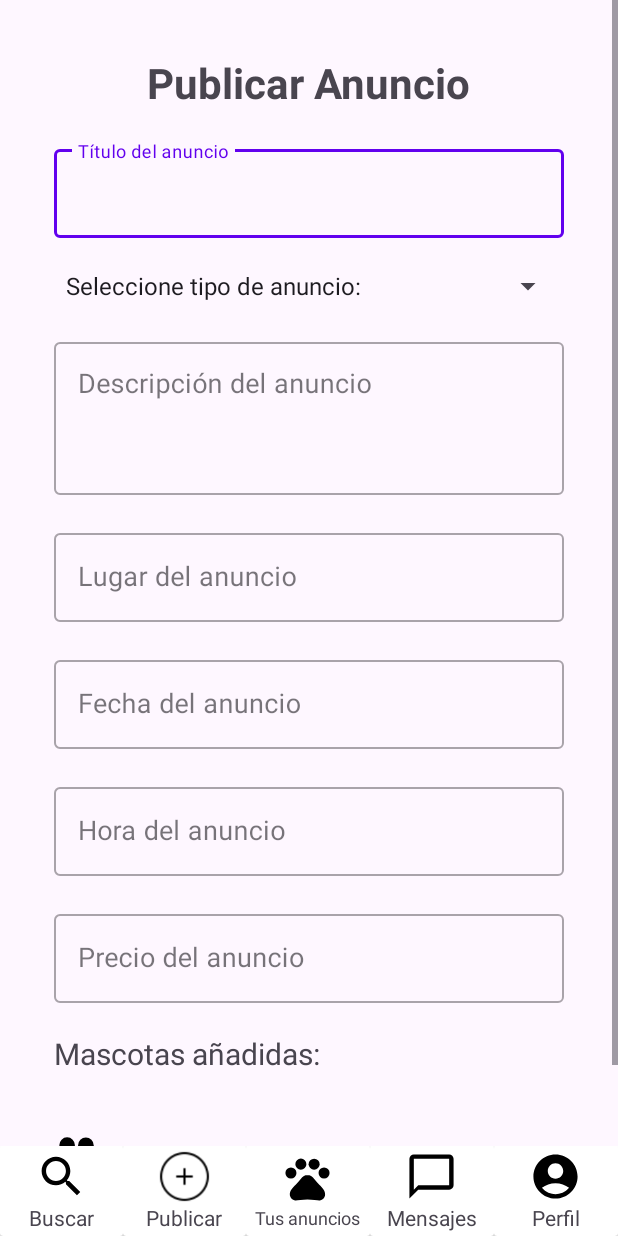
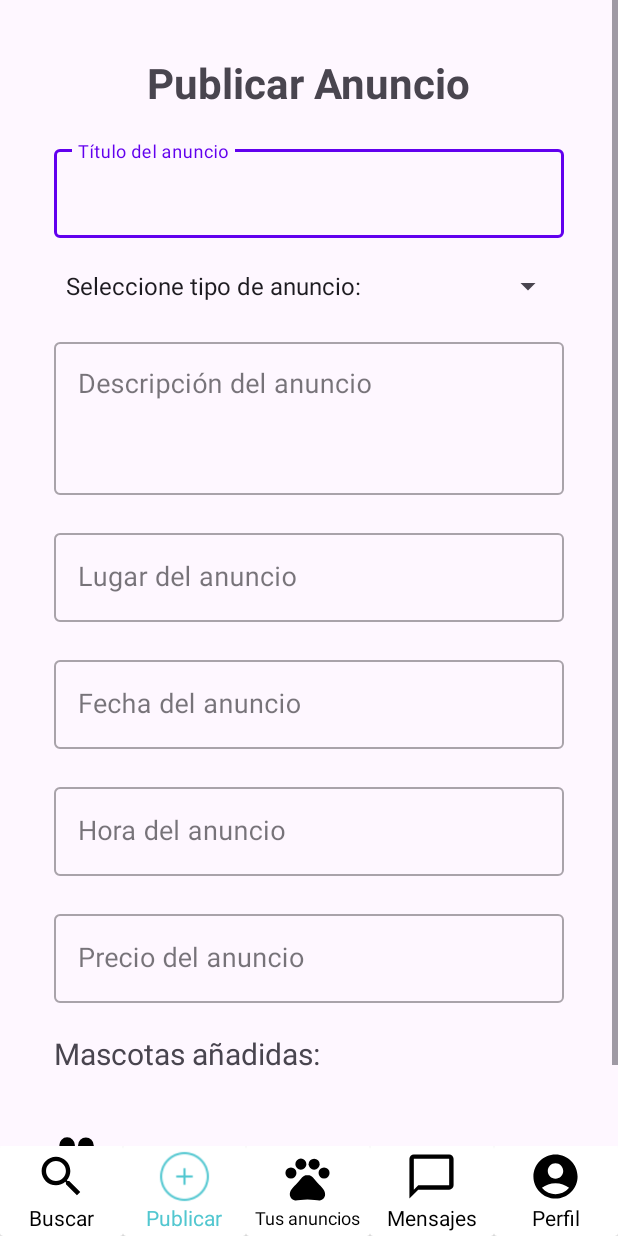
Before and after one commit to plestau/MeetMyPet, an Android app: the FragmentInferior screen opened directly, with no data from a screen before it, after a tap on "Publicar", on a phone screen of 412 x 824 dp. Run offline under Robolectric (Android 15) with nearby library versions, the phone set to English and light mode, and no system bars; our stand-ins replace Firebase (no records; nobody signed in at launch, a user with empty details on screens opened directly).

Commit message:
color fragment, grafico ajeno y ask permisos

```diff
--- a/app/src/main/java/com/example/trabajo_final/FragmentAddMascota.kt
+++ b/app/src/main/java/com/example/trabajo_final/FragmentAddMascota.kt
@@ -76,7 +76,7 @@ class FragmentAddMascota : Fragment(), OnBackPressedInFragmentListener {
                 return@setOnClickListener
             }
 
-            if(nombre.isEmpty() || raza == "Seleccione raza:" || sexo == "Seleccione sexo:" || biografia.isEmpty()) {
+            if(nombre.isEmpty() || raza == "Seleccione tipo animal:" || sexo == "Seleccione sexo:" || biografia.isEmpty()) {
                 Toast.makeText(context, "Faltan datos en el formulario", Toast.LENGTH_SHORT).show()
                 return@setOnClickListener
             }
--- a/app/src/main/java/com/example/trabajo_final/FragmentEditarMascota.kt
+++ b/app/src/main/java/com/example/trabajo_final/FragmentEditarMascota.kt
@@ -100,7 +100,7 @@ class FragmentEditarMascota : Fragment(), OnBackPressedInFragmentListener {
                 return@setOnClickListener
             }
 
-            if (raza.selectedItem.toString() == "Seleccione raza:") {
+            if (raza.selectedItem.toString() == "Seleccione tipo animal:") {
                 Toast.makeText(requireContext(), "Por favor, selecciona una raza", Toast.LENGTH_SHORT).show()
                 return@setOnClickListener
             }
--- a/app/src/main/java/com/example/trabajo_final/FragmentInferior.kt
+++ b/app/src/main/java/com/example/trabajo_final/FragmentInferior.kt
@@ -1,13 +1,15 @@
 import android.content.Intent
 import android.os.Bundle
+import androidx.core.content.ContextCompat
 import androidx.fragment.app.Fragment
 import android.view.LayoutInflater
 import android.view.View
 import android.view.ViewGroup
 import android.view.animation.AnimationUtils
+import android.widget.ImageView
 import android.widget.TextView
+import androidx.cardview.widget.CardView
 import com.example.trabajo_final.R
-import androidx.cardview.widget.CardView
 import com.example.trabajo_final.Buscador
 import com.example.trabajo_final.MisAnuncios
 import com.example.trabajo_final.PerfilUsuario
@@ -27,6 +29,16 @@ class FragmentInferior : Fragment() {
     private lateinit var cardPerfil: CardView
     private var selectedCard: CardView? = null
     private lateinit var txt_tus_anuncios: TextView
+    private lateinit var iconoBuscar: ImageView
+    private lateinit var textoBuscar: TextView
+    private lateinit var iconoPublicar: ImageView
+    private lateinit var textoPublicar: TextView
+    private lateinit var iconoMisAnuncios: ImageView
+    private lateinit var textoMisAnuncios: TextView
+    private lateinit var iconoMensajes: ImageView
+    private lateinit var textoMensajes: TextView
+    private lateinit var iconoPerfil: ImageView
+    private lateinit var textoPerfil: TextView
 
     override fun onCreateView(
         inflater: LayoutInflater, container: ViewGroup?,
@@ -42,6 +54,16 @@ class FragmentInferior : Fragment() {
         cardMensajes = view.findViewById(R.id.card_mensajes)
         cardPerfil = view.findViewById(R.id.card_perfil)
         txt_tus_anuncios = view.findViewById(R.id.txt_tus_anuncios)
+        iconoBuscar = view.findViewById(R.id.img_buscar)
+        textoBuscar = view.findViewById(R.id.txt_buscar)
+        iconoPublicar = view.findViewById(R.id.img_publicar)
+        textoPublicar = view.findViewById(R.id.txt_publicar)
+        iconoMisAnuncios = view.findViewById(R.id.img_tus_anuncios)
+        textoMisAnuncios = view.findViewById(R.id.txt_tus_anuncios)
+        iconoMensajes = view.findViewById(R.id.img_mensajes)
+        textoMensajes = view.findViewById(R.id.txt_mensajes)
+        iconoPerfil = view.findViewById(R.id.img_perfil)
+        textoPerfil = view.findViewById(R.id.txt_perfil)
 
         if (userRol == "admin") {
             txt_tus_anuncios.text = "Anuncios en app"
@@ -59,6 +81,7 @@ class FragmentInferior : Fragment() {
                 startActivity(intent)
                 FragmentInferior.actividadActual = "Buscar"
                 selectedCardId = R.id.card_buscar
+                actualizarColor()
             }
         }
 
@@ -73,6 +96,7 @@ class FragmentInferior : Fragment() {
                 startActivity(intent)
                 FragmentInferior.actividadActual = "Publicar"
                 selectedCardId = R.id.card_publicar
+                actualizarColor()
             }
         }
 
@@ -87,6 +111,7 @@ class FragmentInferior : Fragment() {
                 startActivity(intent)
                 FragmentInferior.actividadActual = "MisAnuncios"
                 selectedCardId = R.id.card_tus_anuncios
+                actualizarColor()
             }
         }
 
@@ -101,6 +126,7 @@ class FragmentInferior : Fragment() {
                 startActivity(intent)
                 FragmentInferior.actividadActual = "Mensajes"
                 selectedCardId = R.id.card_mensajes
+                actualizarColor()
             }
         }
 
@@ -115,9 +141,52 @@ class FragmentInferior : Fragment() {
                 startActivity(intent)
                 FragmentInferior.actividadActual = "PerfilUsuario"
                 selectedCardId = R.id.card_perfil
+                actualizarColor()
             }
         }
+        actualizarColor()
 
         return view
     }
+    private fun actualizarColor() {
+        if (FragmentInferior.actividadActual == "Buscar") {
+            textoBuscar.setTextColor(ContextCompat.getColor(requireContext(), R.color.texto))
+            iconoBuscar.setColorFilter(ContextCompat.getColor(requireContext(), R.color.texto))
+        } else {
+            textoBuscar.setTextColor(ContextCompat.getColor(requireContext(), R.color.black))
+            iconoBuscar.setColorFilter(ContextCompat.getColor(requireContext(), R.color.black))
+        }
+        if (FragmentInferior.actividadActual == "Publicar") {
+            textoPublicar.setTextColor(ContextCompat.getColor(requireContext(), R.color.texto))
+            iconoPublicar.setColorFilter(ContextCompat.getColor(requireContext(), R.color.texto))
+        } else {
+            textoPublicar.setTextColor(ContextCompat.getColor(requireContext(), R.color.black))
+            iconoPublicar.setColorFilter(ContextCompat.getColor(requireContext(), R.color.black))
+        }
+        if (FragmentInferior.actividadActual == "MisAnuncios") {
+            textoMisAnuncios.setTextColor(ContextCompat.getColor(requireContext(), R.color.texto))
+            iconoMisAnuncios.setColorFilter(ContextCompat.getColor(requireContext(), R.color.texto))
+        } else {
+            textoMisAnuncios.setTextColor(ContextCompat.getColor(requireContext(), R.color.black))
+            iconoMisAnuncios.setColorFilter(ContextCompat.getColor(requireContext(), R.color.black))
+        }
+        if (FragmentInferior.actividadActual == "Mensajes") {
+            textoMensajes.setTextColor(ContextCompat.getColor(requireContext(), R.color.texto))
+            iconoMensajes.setColorFilter(ContextCompat.getColor(requireContext(), R.color.texto))
+        } else {
+            textoMensajes.setTextColor(ContextCompat.getColor(requireContext(), R.color.black))
+            iconoMensajes.setColorFilter(ContextCompat.getColor(requireContext(), R.color.black))
+        }
+        if (FragmentInferior.actividadActual == "PerfilUsuario") {
+            textoPerfil.setTextColor(ContextCompat.getColor(requireContext(), R.color.texto))
+            iconoPerfil.setColorFilter(ContextCompat.getColor(requireContext(), R.color.texto))
+        } else {
+            textoPerfil.setTextColor(ContextCompat.getColor(requireContext(), R.color.black))
+            iconoPerfil.setColorFilter(ContextCompat.getColor(requireContext(), R.color.black))
+        }
+    }
+    override fun onResume() {
+        super.onResume()
+        actualizarColor()
+    }
 }
--- a/app/src/main/res/layout/fragment_preferencias_cuenta.xml
+++ b/app/src/main/res/layout/fragment_preferencias_cuenta.xml
@@ -78,7 +78,7 @@
             android:id="@+id/verGraficoMascotas"
             android:layout_width="match_parent"
             android:layout_height="wrap_content"
-            android:text="Ver gráfico de mascotas"
+            android:text="Ver gráfico de mascotas cuidadas"
             android:drawableEnd="@drawable/baseline_pie_chart_outline_24"
             android:textColor="@color/texto"
             android:textSize="18sp"
--- a/app/src/main/res/values/array.xml
+++ b/app/src/main/res/values/array.xml
@@ -1,13 +1,13 @@
 <?xml version="1.0" encoding="utf-8"?>
 <resources>
     <string-array name="sexo_array">
-        <item>Seleccione sexo: </item>
+        <item>Seleccione sexo:</item>
         <item>Masculino</item>
         <item>Femenino</item>
         <item>Otro</item>
     </string-array>
     <string-array name="razas_array">
-        <item>Seleccione raza: </item>
+        <item>Seleccione tipo animal:</item>
         <item>Perro</item>
         <item>Gato</item>
         <item>Conejo</item>
```
Also changed, not shown: app/src/main/java/com/example/trabajo_final/GraficoMascotas.kt (+2 -5 lines), app/src/main/java/com/example/trabajo_final/LoginOptions.kt (+21 -0 lines), app/src/main/java/com/example/trabajo_final/PerfilUsuario.kt (+7 -0 lines), app/src/main/res/layout/activity_perfil_usuario.xml (+17 -0 lines).
